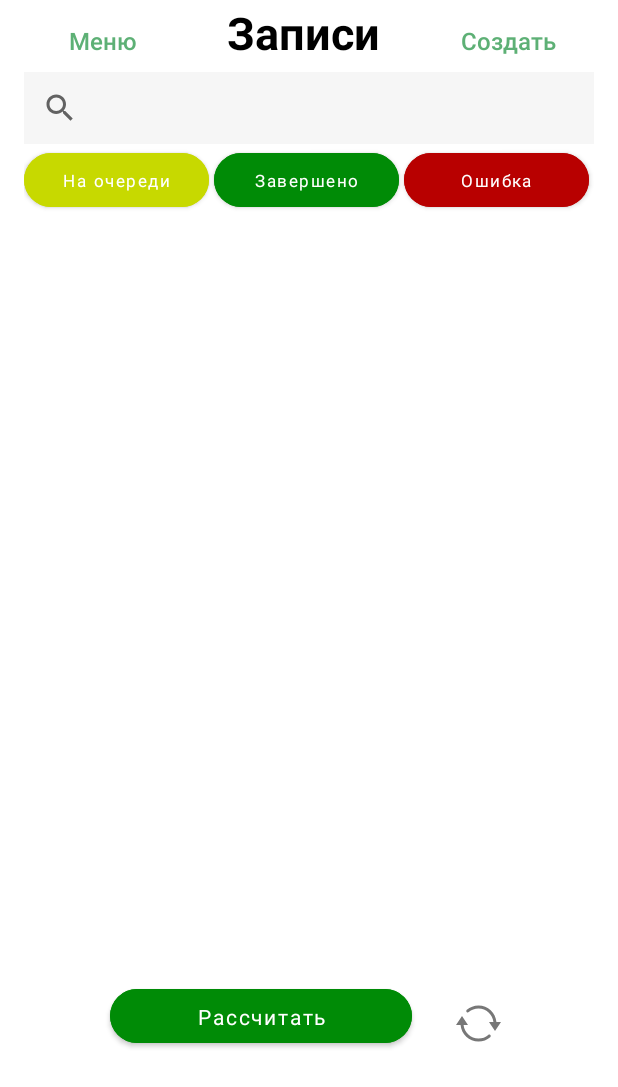
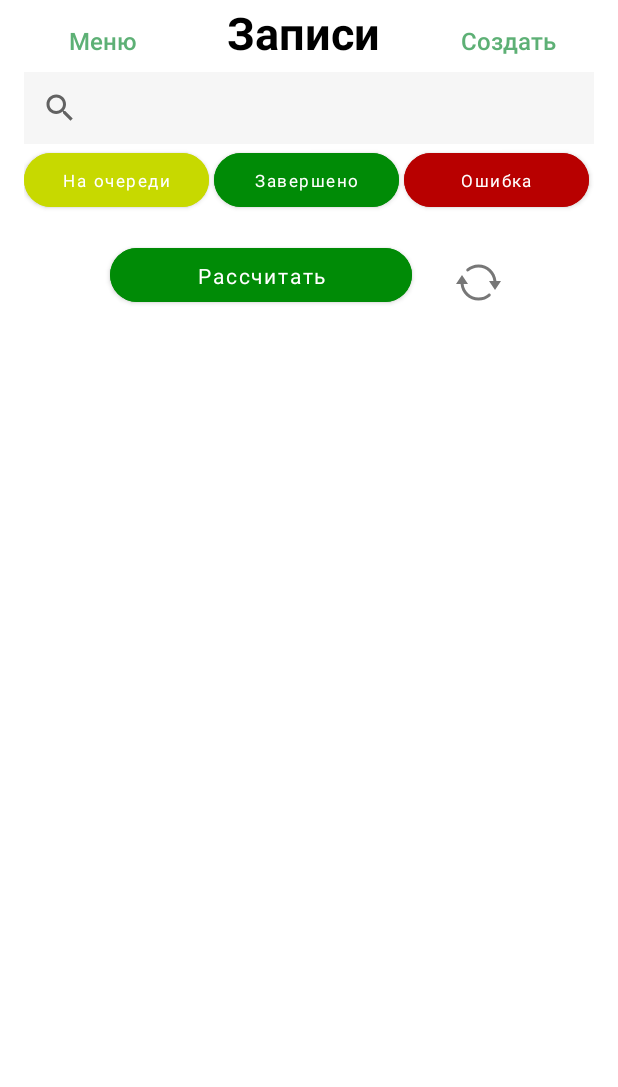
Before and after one commit to sssofi0101/OneSeed, an Android app: the screen it shows after launch (MainActivity), after a tap on an icon or button, on a phone screen of 412 x 824 dp. Shown: the top 1087 px of the screen. Run offline under Robolectric (Android 15) with nearby library versions, the phone set to English and light mode, and no system bars; our stand-ins replace Firebase (no records; nobody signed in at launch, a user with empty details on screens opened directly); 1 statement that could not run was skipped.

Commit message:
Исправила внешний вид списка и структуру main layout

```diff
--- a/app/src/main/java/com/example/oneseed/MainActivity.kt
+++ b/app/src/main/java/com/example/oneseed/MainActivity.kt
@@ -76,6 +76,7 @@ class MainActivity : AppCompatActivity() {
             val myRefer = db.getReference("users").child("username")
             getValues(myRefer)*/
             rcAdapter.recordsList = ArrayList<Record>()
+            rcAdapter.notifyDataSetChanged()
             recyclerView.adapter = rcAdapter
             initRecyclerView()
             recyclerView.adapter = rcAdapter
--- a/app/src/main/res/layout/activity_main.xml
+++ b/app/src/main/res/layout/activity_main.xml
@@ -7,10 +7,6 @@
     android:paddingLeft="16dp"
     android:paddingRight="16dp"
     android:orientation="vertical">
-
-    <ScrollView
-        android:layout_width="match_parent"
-        android:layout_height="wrap_content">
 
     <LinearLayout
         android:layout_width="match_parent"
@@ -125,28 +121,29 @@
                 app:cornerRadius="100dp" />
         </LinearLayout>
 
-            <androidx.constraintlayout.widget.ConstraintLayout
-                android:layout_width="match_parent"
-                android:layout_height="514dp">
-
         <androidx.recyclerview.widget.RecyclerView
             android:id="@+id/recyclerView"
             android:layout_width="match_parent"
-                    android:layout_height="wrap_content"
-                    app:layout_constraintEnd_toEndOf="parent"
-                    app:layout_constraintStart_toStartOf="parent"
-                    app:layout_constraintTop_toTopOf="parent"
+            android:layout_height="match_parent"
             tools:listitem="@layout/records_item">
 
         </androidx.recyclerview.widget.RecyclerView>
 
-            </androidx.constraintlayout.widget.ConstraintLayout>
+        <androidx.constraintlayout.widget.ConstraintLayout
+            android:layout_width="match_parent"
+            android:layout_height="match_parent">
 
             <LinearLayout
+                android:id="@+id/linearLayout2"
                 android:layout_width="match_parent"
                 android:layout_height="wrap_content"
+                android:layout_marginTop="20dp"
                 android:gravity="center"
-                android:orientation="horizontal">
+                android:orientation="horizontal"
+                app:layout_constraintBottom_toBottomOf="parent"
+                app:layout_constraintEnd_toEndOf="parent"
+                app:layout_constraintStart_toStartOf="parent"
+                app:layout_constraintTop_toTopOf="parent">
 
                 <Button
                     android:id="@+id/calculate_button"
@@ -177,9 +174,12 @@
                     android:minHeight="48dp"
                     app:srcCompat="@drawable/ic_update" />
             </LinearLayout>
+
+        </androidx.constraintlayout.widget.ConstraintLayout>
+
     </LinearLayout>
 
-    </ScrollView>
+
 
 
 
--- a/app/src/main/res/layout/records_item.xml
+++ b/app/src/main/res/layout/records_item.xml
@@ -3,7 +3,7 @@
     xmlns:app="http://schemas.android.com/apk/res-auto"
     xmlns:tools="http://schemas.android.com/tools"
     android:layout_width="match_parent"
-    android:layout_height="match_parent"
+    android:layout_height="wrap_content"
     tools:layout_editor_absoluteY="25dp">
 
     <LinearLayout
```
Also changed, not shown: 1 other file. Lines whose indentation alone changed are shown as unchanged.
